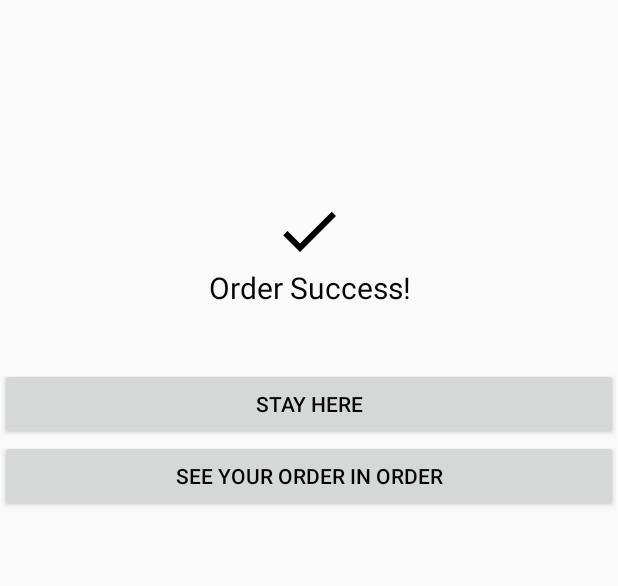
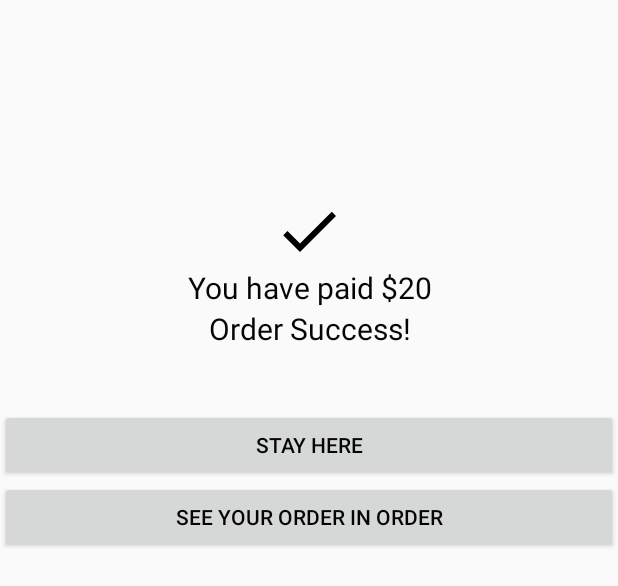
Before and after one commit to shuweizhao/Wokba, an Android app: the layout order_success_layout.xml on its own in the app's theme, with its tools: preview values and no code run, on a phone screen of 412 x 824 dp. Shown: the top 586 px of the screen. Run offline under Robolectric (Android 15) with nearby library versions, the light colour scheme and no system bars.

Commit message:
finished order placement with order

```diff
--- a/app/src/main/java/com/example/shuweizhao/wokba/Activity/ActivityInstants.java
+++ b/app/src/main/java/com/example/shuweizhao/wokba/Activity/ActivityInstants.java
@@ -6,5 +6,7 @@ package com.example.shuweizhao.wokba.Activity;
 public interface ActivityInstants {
     public static final int LOG_IN_ACTIVITY = 1001;
     public static final int ORDER_SUCCESS_ACTIVITY = 1002;
+    public static final int CHECK_OUT_ACTIVITY = 1003;
+
 
 }
--- a/app/src/main/java/com/example/shuweizhao/wokba/Activity/BindCardActivity.java
+++ b/app/src/main/java/com/example/shuweizhao/wokba/Activity/BindCardActivity.java
@@ -54,7 +54,6 @@ public class BindCardActivity extends AppCompatActivity {
     public void onCreate(Bundle savedInstanceState) {
         super.onCreate(savedInstanceState);
         setContentView(R.layout.bindcard_activity_layout);
-
         progressFragment = ProgressDialogFragment.newInstance(R.string.progressMessage);
         cardInfo = (TextView) findViewById(R.id.card_info);
         if (User.hasBindCard()) {
@@ -100,6 +99,9 @@ public class BindCardActivity extends AppCompatActivity {
         TextView title = (TextView) v.findViewById(R.id.profile_action_title);
         TextView back = (TextView) v.findViewById(R.id.profile_back);
         ImageView iv = (ImageView) v.findViewById(R.id.imageView4);
+        if (getIntent().getIntExtra("id", 0) == ActivityInstants.CHECK_OUT_ACTIVITY) {
+            back.setText(getString(R.string.order));
+        }
         back.setOnClickListener(new View.OnClickListener() {
             @Override
             public void onClick(View v) {
--- a/app/src/main/java/com/example/shuweizhao/wokba/Option.java
+++ b/app/src/main/java/com/example/shuweizhao/wokba/Option.java
@@ -21,6 +21,10 @@ public class Option {
         return brief;
     }
 
+    public String getID() {
+        return id;
+    }
+
     Option(String id, String title, String price, String brief) {
         this.id = id;
         this.title = title;
--- a/app/src/main/res/layout/order_success_layout.xml
+++ b/app/src/main/res/layout/order_success_layout.xml
@@ -3,11 +3,18 @@
     android:orientation="vertical" android:layout_width="match_parent"
     android:layout_height="match_parent">
     <ImageView
-        android:paddingTop="130dp"
+        android:layout_marginTop="130dp"
         android:layout_width="match_parent"
         android:layout_height="wrap_content"
         android:id="@+id/order_success_icon"
         android:src="@drawable/ic_done_24dp"/>
+    <TextView
+        android:layout_width="match_parent"
+        android:layout_height="wrap_content"
+        android:textSize="20sp"
+        android:text="You have paid $20"
+        android:gravity="center_horizontal"
+        android:id="@+id/order_success_message" />
     <TextView
         android:layout_width="match_parent"
         android:layout_height="wrap_content"
```
Also changed, not shown: app/src/main/java/com/example/shuweizhao/wokba/Activity/CheckOutActivity.java (+50 -7 lines), app/src/main/java/com/example/shuweizhao/wokba/Activity/OrderSuccessActivity.java (+20 -0 lines).
